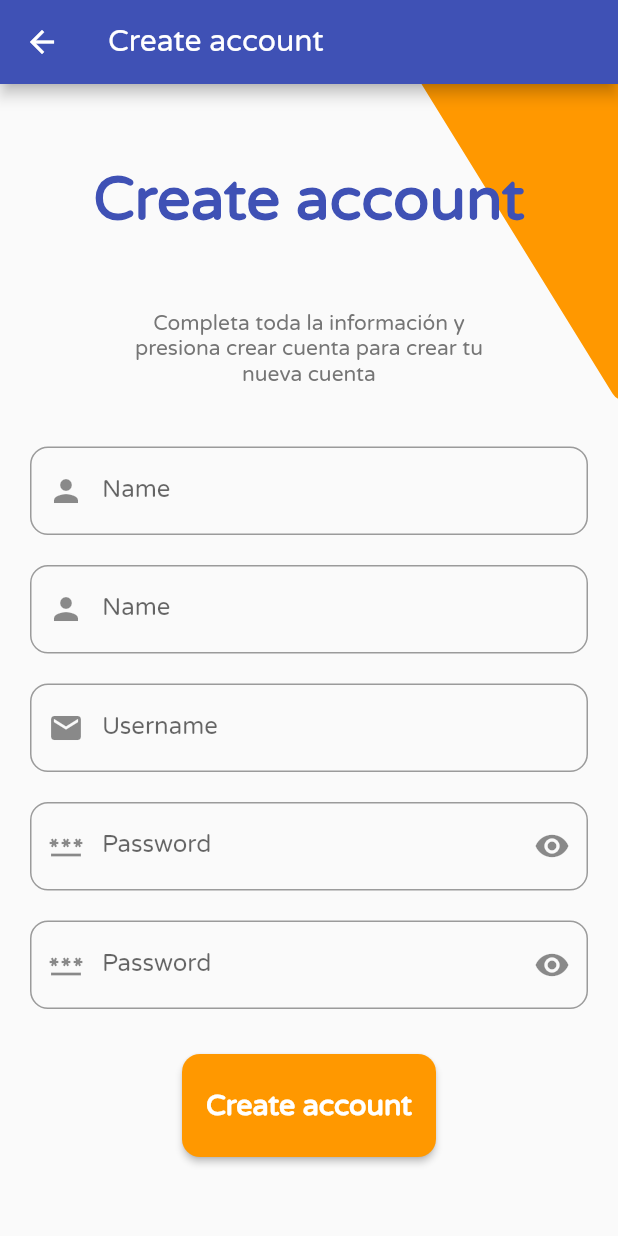
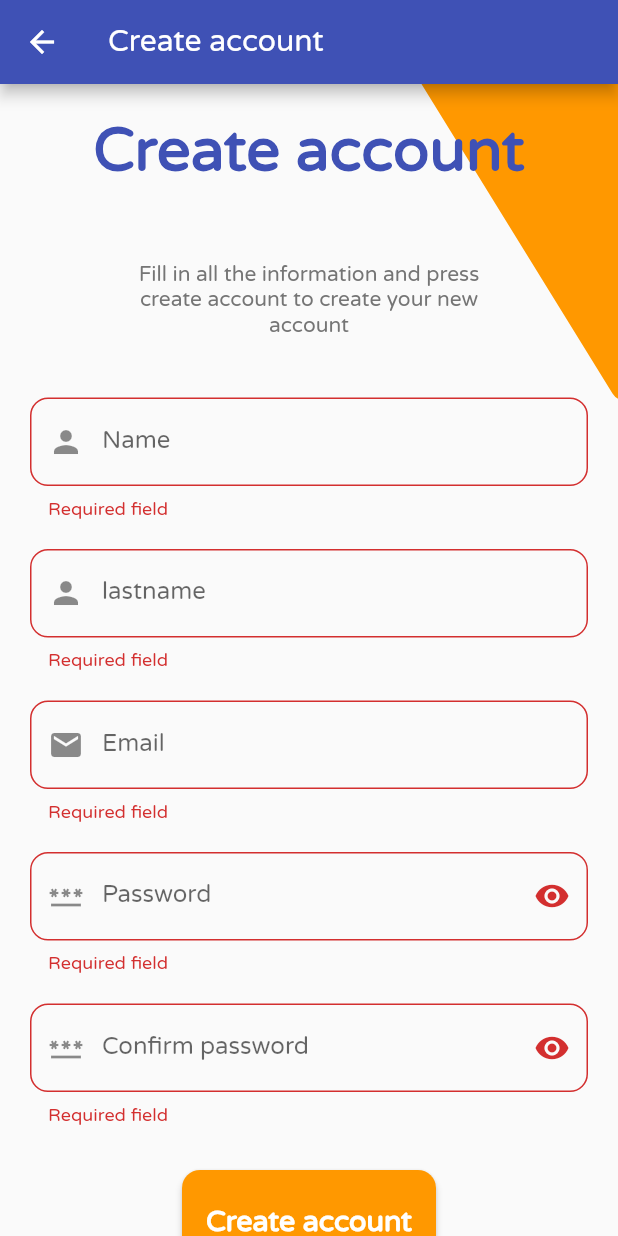
Before and after one commit to carlrey9/my_team_app, a Flutter app: the CreateAccountScreen screen opened directly, after a tap on "Create account", on a phone screen of 412 x 824 dp. Run offline on Flutter 3.47's test engine with Material 2 defaults, Android fonts, the light colour scheme and no system bars; our stand-ins replace animate_do, firebase_auth, firebase_core; accounts and stored records are empty.

Commit message:
update create account, left the register of userData in firestore

```diff
--- a/lib/l10n/intl_en.arb
+++ b/lib/l10n/intl_en.arb
@@ -7,5 +7,12 @@
     "forgotMyPassword": "Forgot my password",
     "login": "Login",
     "userName": "Username",
-    "requiredField": "Required field"
+    "requiredField": "Required field",
+    "lastname": "lastname",
+    "confirmPassword": "Confirm password",
+    "hintInfoCreateAccount": "Fill in all the information and press create account to create your new account",
+    "email": "Email",
+    "invalidformat": "Invalid format",
+    "write6Characters": "Write at least 6 characters",
+    "differentPassword": "different password"
 }
--- a/lib/l10n/intl_es.arb
+++ b/lib/l10n/intl_es.arb
@@ -7,5 +7,12 @@
     "forgotMyPassword": "Olvidé mi contraseña",
     "login": "Ingresar",
     "userName": "Usuario",
-    "requiredField": "Campo requerido"
+    "requiredField": "Campo requerido",
+    "lastname": "Apellido",
+    "confirmPassword": "Confirmar contraseña",
+    "hintInfoCreateAccount": "Completa toda la información y presiona crear cuenta para crear tu nueva cuenta",
+    "email": "Correo electrónico",
+    "invalidformat": "Formato inválido",
+    "write6Characters": "Escribe mínimo 6 caracteres",
+    "differentPassword": "Contraseñas diferentes"
 }
--- a/lib/main.dart
+++ b/lib/main.dart
@@ -1,12 +1,11 @@
 import 'package:firebase_core/firebase_core.dart';
 import 'package:flutter/material.dart';
 import 'package:flutter_localizations/flutter_localizations.dart';
-import 'package:my_team_app/models/user.dart';
+import 'package:my_team_app/services/providers/create_account_provider.dart';
+import 'package:my_team_app/services/providers/user_provider.dart';
 import 'package:my_team_app/services/providers/pro_login.dart';
 import 'package:my_team_app/util/my_colors.dart';
-import 'package:my_team_app/util/widgets/title_login.dart';
 import 'package:provider/provider.dart';
-
 import 'generated/l10n.dart';
 import 'screens/login/login/login_screen.dart';
 
@@ -27,6 +26,8 @@ class MyApp extends StatelessWidget {
             providers: [
               ChangeNotifierProvider(create: (context) => ProLogin()),
               ChangeNotifierProvider(create: (context) => UserProvider()),
+              ChangeNotifierProvider(
+                  create: (context) => CreateAccountProvider()),
             ],
             child: MaterialApp(
               theme: ThemeData(
--- /dev/null
+++ b/lib/models/user_vo.dart
@@ -0,0 +1,27 @@
+class UserVO {
+  String name = "";
+  String lastname = "";
+  String email = "";
+  String password = "";
+  String id = "";
+
+  String get getName => this.name;
+
+  set setName(String name) => this.name = name;
+
+  String get getLastname => this.lastname;
+
+  set setLastname(String lastname) => this.lastname = lastname;
+
+  String get getEmail => this.email;
+
+  set setEmail(String email) => this.email = email;
+
+  String get getPassword => this.password;
+
+  set setPassword(String password) => this.password = password;
+
+  String get getId => this.id;
+
+  set setId(String id) => this.id = id;
+}
--- a/lib/screens/login/create_account/create_account.dart
+++ b/lib/screens/login/create_account/create_account.dart
@@ -2,9 +2,13 @@ import 'dart:ui';
 
 import 'package:animate_do/animate_do.dart';
 import 'package:flutter/material.dart';
+import 'package:my_team_app/models/user_vo.dart';
+import 'package:my_team_app/screens/login/create_account/create_account_controller.dart';
+import 'package:my_team_app/services/providers/create_account_provider.dart';
 import 'package:my_team_app/util/my_colors.dart';
 import 'package:my_team_app/util/widgets/square.dart';
 import 'package:my_team_app/util/widgets/title_login.dart';
+import 'package:provider/provider.dart';
 
 import '../../../generated/l10n.dart';
 import '../../../util/widgets/app_barr_all.dart';
@@ -19,6 +23,10 @@ class CreateAccountScreen extends StatefulWidget {
 class _CreateAccountScreenState extends State<CreateAccountScreen> {
   double _width = 0.0;
   double _height = 0.0;
+  final _formkey = GlobalKey<FormState>();
+  UserVO _userVO = new UserVO();
+  late CreateAccountProvider _myProvider;
+  TextEditingController _fieldPasswordController = TextEditingController();
 
   @override
   Widget build(BuildContext context) {
@@ -31,19 +39,21 @@ class _CreateAccountScreenState extends State<CreateAccountScreen> {
           Center(
             child: Container(
               child: SingleChildScrollView(
+                child: Form(
+                  key: _formkey,
                   child: Column(
                     children: [
                       _tittle(),
-                    _hintInformation(
-                        "Completa toda la información y presiona crear cuenta para crear tu nueva cuenta "),
+                      _hintInformation(S.of(context).hintInfoCreateAccount),
                       _fieldName(),
                       _fieldLastname(),
                       _fieldEmail(),
                       _fieldPassword(),
                       _fieldPasswordConfirm(),
-                    _messageError("errorr"),
+                      _messageError(),
                       _btnCreateAccount(),
                     ],
+                  ),
                 ),
               ),
             ),
@@ -70,6 +80,7 @@ class _CreateAccountScreenState extends State<CreateAccountScreen> {
   void _defVariables() {
     _height = MediaQuery.of(context).size.height;
     _width = MediaQuery.of(context).size.width;
+    _myProvider = Provider.of<CreateAccountProvider>(context);
   }
 
   _tittle() {
@@ -116,6 +127,12 @@ class _CreateAccountScreenState extends State<CreateAccountScreen> {
     return Container(
       margin: EdgeInsets.symmetric(vertical: 10, horizontal: 20),
       child: TextFormField(
+        validator: (value) {
+          return CreateAccountController().validatorName(value, context);
+        },
+        onSaved: (value) {
+          _userVO.name = value ?? "";
+        },
         decoration: InputDecoration(
           prefixIcon: Icon(Icons.person),
           fillColor: Colors.white,
@@ -133,6 +150,12 @@ class _CreateAccountScreenState extends State<CreateAccountScreen> {
     return Container(
       margin: EdgeInsets.symmetric(vertical: 10, horizontal: 20),
       child: TextFormField(
+        validator: (value) {
+          return CreateAccountController().validatorLastname(value, context);
+        },
+        onSaved: (value) {
+          _userVO.lastname = value ?? "";
+        },
         decoration: InputDecoration(
           prefixIcon: Icon(Icons.person),
           fillColor: Colors.white,
@@ -140,7 +163,7 @@ class _CreateAccountScreenState extends State<CreateAccountScreen> {
             borderRadius: new BorderRadius.circular(12),
             borderSide: new BorderSide(),
           ),
-          label: Text(S.of(context).name),
+          label: Text(S.of(context).lastname),
         ),
       ),
     );
@@ -150,6 +173,12 @@ class _CreateAccountScreenState extends State<CreateAccountScreen> {
     return Container(
       margin: EdgeInsets.symmetric(vertical: 10, horizontal: 20),
       child: TextFormField(
+        validator: (value) {
+          return CreateAccountController().validatorEmail(value, context);
+        },
+        onSaved: (value) {
+          _userVO.email = value ?? "";
+        },
         decoration: InputDecoration(
           prefixIcon: Icon(Icons.email),
           fillColor: Colors.white,
@@ -157,7 +186,7 @@ class _CreateAccountScreenState extends State<CreateAccountScreen> {
             borderRadius: new BorderRadius.circular(12),
             borderSide: new BorderSide(),
           ),
-          label: Text(S.of(context).userName),
+          label: Text(S.of(context).email),
         ),
       ),
     );
@@ -167,9 +196,21 @@ class _CreateAccountScreenState extends State<CreateAccountScreen> {
     return Container(
       margin: EdgeInsets.symmetric(vertical: 10, horizontal: 20),
       child: TextFormField(
+        obscureText: _myProvider.isObscurePassword,
+        controller: _fieldPasswordController,
+        validator: (value) {
+          return CreateAccountController().validatorPassword(value, context);
+        },
+        onSaved: (value) {
+          _userVO.password = value ?? "";
+        },
         decoration: InputDecoration(
           prefixIcon: Icon(Icons.password),
-          suffixIcon: Icon(Icons.remove_red_eye),
+          suffixIcon: InkWell(
+              onTap: () {
+                _myProvider.isObscurePassword = !_myProvider.isObscurePassword;
+              },
+              child: Icon(Icons.remove_red_eye)),
           fillColor: Colors.white,
           border: new OutlineInputBorder(
             borderRadius: new BorderRadius.circular(12),
@@ -181,17 +222,75 @@ class _CreateAccountScreenState extends State<CreateAccountScreen> {
     );
   }
 
-  _messageError(String info) {
+  Widget _fieldPasswordConfirm() {
+    return Container(
+      margin: EdgeInsets.symmetric(vertical: 10, horizontal: 20),
+      child: TextFormField(
+        obscureText: _myProvider.isObscureConfirmPassword,
+        validator: (value) {
+          return CreateAccountController().validatorConfirmPassword(
+              value, context, _fieldPasswordController.text);
+        },
+        decoration: InputDecoration(
+          prefixIcon: Icon(Icons.password),
+          suffixIcon: InkWell(
+              onTap: () {
+                _myProvider.isObscureConfirmPassword =
+                    !_myProvider.isObscureConfirmPassword;
+              },
+              child: Icon(Icons.remove_red_eye)),
+          fillColor: Colors.white,
+          border: new OutlineInputBorder(
+            borderRadius: new BorderRadius.circular(12),
+            borderSide: new BorderSide(),
+          ),
+          label: Text(S.of(context).confirmPassword),
+        ),
+      ),
+    );
+  }
+
+  Widget _messageError() {
     return Visibility(
-      visible: false,
-      child: Container(
-        color: Colors.red,
-        padding: EdgeInsets.all(10),
+      visible: _myProvider.showError,
+      child: Stack(
+        children: [
+          _wErrorMesagge(),
+          _wIconCancelErrorMesasage(),
+        ],
+      ),
+    );
+  }
+
+  Widget _wIconCancelErrorMesasage() {
+    return Positioned(
+      right: 0,
+      top: 20,
+      child: InkWell(
+          onTap: () {
+            _myProvider.showError = false;
+          },
+          child: Icon(
+            Icons.cancel_rounded,
+            color: MyColors.secundaryText,
+          )),
+    );
+  }
+
+  Container _wErrorMesagge() {
+    return Container(
+      decoration: BoxDecoration(
+        color: Colors.red[200],
+        borderRadius: BorderRadius.circular(12),
+      ),
+      width: _width / 3 * 2,
+      padding: EdgeInsets.all(20),
       margin: EdgeInsets.symmetric(
-          horizontal: _width / 6,
         vertical: 20,
       ),
-        child: Text(info),
+      child: Text(
+        _myProvider.errorMessage,
+        style: TextStyle(),
       ),
     );
   }
@@ -200,7 +299,15 @@ class _CreateAccountScreenState extends State<CreateAccountScreen> {
     return Container(
       margin: EdgeInsets.all(20),
       child: MaterialButton(
-        onPressed: () {},
+        onPressed: () async {
+          if (_formkey.currentState!.validate()) {
+            _formkey.currentState!.save();
+            await CreateAccountController().createAccount(
+              context,
+              _userVO,
+            );
+          }
+        },
         shape: RoundedRectangleBorder(
           borderRadius: BorderRadius.circular(12),
         ),
@@ -209,19 +316,13 @@ class _CreateAccountScreenState extends State<CreateAccountScreen> {
           height: _height / 12,
           width: _width / 3,
           child: FittedBox(
-            /* child: _proLogin.isCharging
+            child: _myProvider.isLoading
                 ? Container(
                     padding: EdgeInsets.all(10),
                     child: CircularProgressIndicator(
                       color: MyColors.textIcons,
                     ))
                 : Text(
-                    S.of(context).login,
-                    style: TextStyle(
-                        color: MyColors.textIcons, fontWeight: FontWeight.bold),
-                  ), */
-
-            child: Text(
                     S.of(context).creatteAccount,
                     style: TextStyle(
                         color: MyColors.textIcons, fontWeight: FontWeight.bold),
@@ -231,22 +332,4 @@ class _CreateAccountScreenState extends State<CreateAccountScreen> {
       ),
     );
   }
-
-  _fieldPasswordConfirm() {
-    return Container(
-      margin: EdgeInsets.symmetric(vertical: 10, horizontal: 20),
-      child: TextFormField(
-        decoration: InputDecoration(
-          prefixIcon: Icon(Icons.password),
-          suffixIcon: Icon(Icons.remove_red_eye),
-          fillColor: Colors.white,
-          border: new OutlineInputBorder(
-            borderRadius: new BorderRadius.circular(12),
-            borderSide: new BorderSide(),
-          ),
-          label: Text(S.of(context).password),
-        ),
-      ),
-    );
 }
-}
--- a/lib/screens/login/create_account/create_account_controller.dart
+++ b/lib/screens/login/create_account/create_account_controller.dart
@@ -0,0 +1,73 @@
+import 'package:flutter/src/widgets/framework.dart';
+import 'package:my_team_app/models/user_vo.dart';
+import 'package:my_team_app/services/firebase/firestore/auth_user.dart';
+import 'package:my_team_app/services/providers/create_account_provider.dart';
+import 'package:provider/provider.dart';
+
+import '../../../generated/l10n.dart';
+
+class CreateAccountController {
+  validatorName(String? name, BuildContext context) {
+    if (name!.isEmpty) {
+      return S.of(context).requiredField;
+    } else {
+      return null;
+    }
+  }
+
+  validatorLastname(String? lastname, BuildContext context) {
+    if (lastname!.isEmpty) {
+      return S.of(context).requiredField;
+    } else {
+      return null;
+    }
+  }
+
+  validatorEmail(String? email, BuildContext context) {
+    if (email!.isEmpty) {
+      return S.of(context).requiredField;
+    }
+    if (!email.contains("@") || !email.contains(".")) {
+      return S.of(context).invalidformat;
+    }
+
+    return null;
+  }
+
+  validatorPassword(String? password, BuildContext context) {
+    if (password!.isEmpty) {
+      return S.of(context).requiredField;
+    }
+
+    if (password.length < 5) {
+      return S.of(context).write6Characters;
+    }
+    return null;
+  }
+
+  validatorConfirmPassword(
+      String? confirmPassword, BuildContext context, String password) {
+    if (confirmPassword!.isEmpty) {
+      return S.of(context).requiredField;
+    }
+    if (confirmPassword != password) {
+      return S.of(context).differentPassword;
+    }
+    return null;
+  }
+
+  Future<void> createAccount(BuildContext context, UserVO userVO) async {
+    final _myProvider =
+        Provider.of<CreateAccountProvider>(context, listen: false);
+    _myProvider.isLoading = true;
+    _myProvider.showError = false;
+
+    await _registerUser(userVO, context);
+
+    _myProvider.isLoading = false;
+  }
+
+  Future<void> _registerUser(UserVO userVO, BuildContext context) async {
+    await AuthUser().registerUser(userVO.email, userVO.password, context);
+  }
+}
--- a/lib/screens/login/login/login_controller.dart
+++ b/lib/screens/login/login/login_controller.dart
@@ -1,9 +1,9 @@
 import 'package:flutter/src/widgets/framework.dart';
 import 'package:my_team_app/generated/l10n.dart';
-import 'package:my_team_app/services/firebase/firestore/crud_user.dart';
+import 'package:my_team_app/services/firebase/firestore/auth_user.dart';
 import 'package:provider/provider.dart';
 
-import '../../../models/user.dart';
+import '../../../services/providers/user_provider.dart';
 import '../../../services/providers/pro_login.dart';
 
 class LoginController {
@@ -25,7 +25,7 @@ class LoginController {
   ) async {
     _proLogin = Provider.of<ProLogin>(context, listen: false);
     _proLogin.isCharging = true;
-    await CrudUser().login(userProvider.email, userProvider.password);
+    await AuthUser().login(userProvider.email, userProvider.password);
     _proLogin.isCharging = false;
   }
 
--- a/lib/screens/login/login/login_screen.dart
+++ b/lib/screens/login/login/login_screen.dart
@@ -2,7 +2,7 @@ import 'package:animate_do/animate_do.dart';
 import 'package:firebase_auth/firebase_auth.dart';
 import 'package:flutter/material.dart';
 import 'package:my_team_app/generated/l10n.dart';
-import 'package:my_team_app/models/user.dart';
+import 'package:my_team_app/services/providers/user_provider.dart';
 import 'package:my_team_app/screens/login/create_account/create_account.dart';
 import 'package:my_team_app/screens/login/login/login_controller.dart';
 import 'package:my_team_app/services/providers/pro_login.dart';
--- /dev/null
+++ b/lib/services/providers/create_account_provider.dart
@@ -0,0 +1,47 @@
+import 'dart:developer';
+
+import 'package:flutter/cupertino.dart';
+
+class CreateAccountProvider with ChangeNotifier {
+  bool _isObscurePassword = true;
+  bool _isObscureConfirmPassword = true;
+  bool _isLoading = false;
+  bool _showError = false;
+
+  String _errorMessage = "";
+
+  bool get isObscurePassword => _isObscurePassword;
+  set isObscurePassword(bool showPassword) {
+    this._isObscurePassword = showPassword;
+    log("isObscurePassword: " + showPassword.toString());
+    notifyListeners();
+  }
+
+  bool get isObscureConfirmPassword => this._isObscureConfirmPassword;
+  set isObscureConfirmPassword(bool value) {
+    this._isObscureConfirmPassword = value;
+    log("isObscureConfirmPassword: " + isObscureConfirmPassword.toString());
+    notifyListeners();
+  }
+
+  bool get isLoading => this._isLoading;
+  set isLoading(bool value) {
+    this._isLoading = value;
+    log("isLoading: " + isLoading.toString());
+    notifyListeners();
+  }
+
+  bool get showError => this._showError;
+  set showError(bool value) {
+    this._showError = value;
+    log("showError: " + showError.toString());
+    notifyListeners();
+  }
+
+  String get errorMessage => this._errorMessage;
+  set errorMessage(String value) {
+    this._errorMessage = value;
+    log("errorMessage: " + errorMessage.toString());
+    notifyListeners();
+  }
+}
--- a/lib/services/providers/pro_login.dart
+++ b/lib/services/providers/pro_login.dart
@@ -11,7 +11,7 @@ class ProLogin with ChangeNotifier {
 
   set isObscure(bool isObscure) {
     this._isObscure = isObscure;
-    log("isObscure = " + isObscure.toString());
+
     notifyListeners();
   }
 
@@ -19,7 +19,7 @@ class ProLogin with ChangeNotifier {
 
   set keyForm(keyForm) {
     this._keyForm = keyForm;
-    log("keyForm = " + keyForm.toString());
+
     notifyListeners();
   }
 
@@ -27,7 +27,7 @@ class ProLogin with ChangeNotifier {
 
   set isCharging(bool isCharging) {
     this._isCharging = isCharging;
-    log("isCharging = " + isCharging.toString());
+
     notifyListeners();
   }
 }
```
Also changed, not shown: lib/services/firebase/firestore/auth_user.dart (added, +54 -0 lines), lib/services/firebase/firestore/crud_user.dart (deleted, +0 -28 lines), lib/generated/intl/messages_en.dart, lib/generated/intl/messages_es.dart, lib/generated/l10n.dart, lib/services/providers/user_provider.dart (renamed from lib/models/user.dart). Lines whose indentation alone changed are shown as unchanged.
